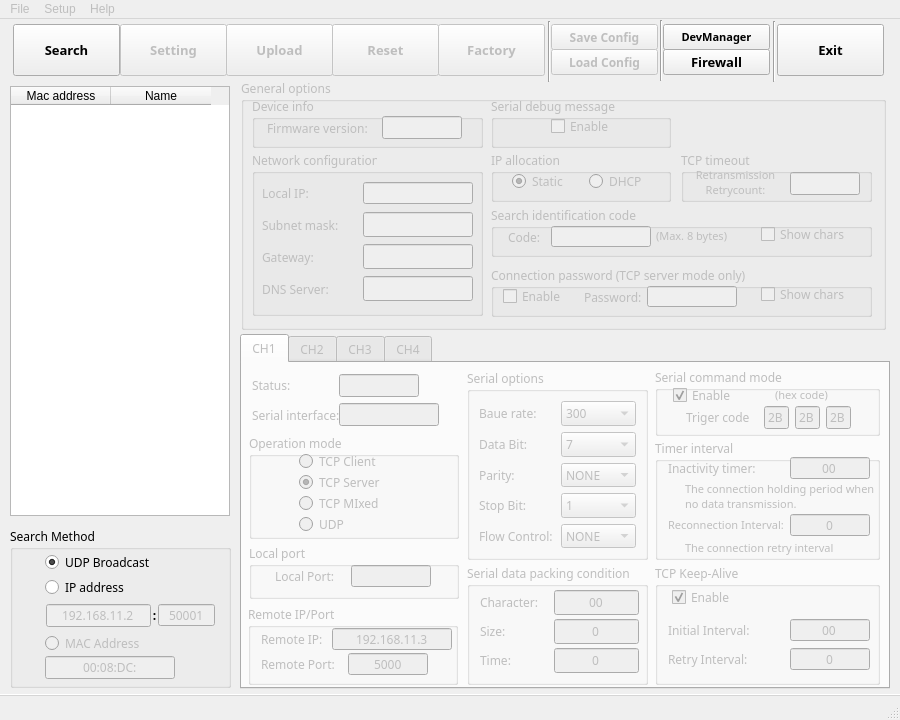
Old version of the form gui/wizconfig_gui.ui in the repository Wiznet/WIZnet-S2E-Tool-GUI.
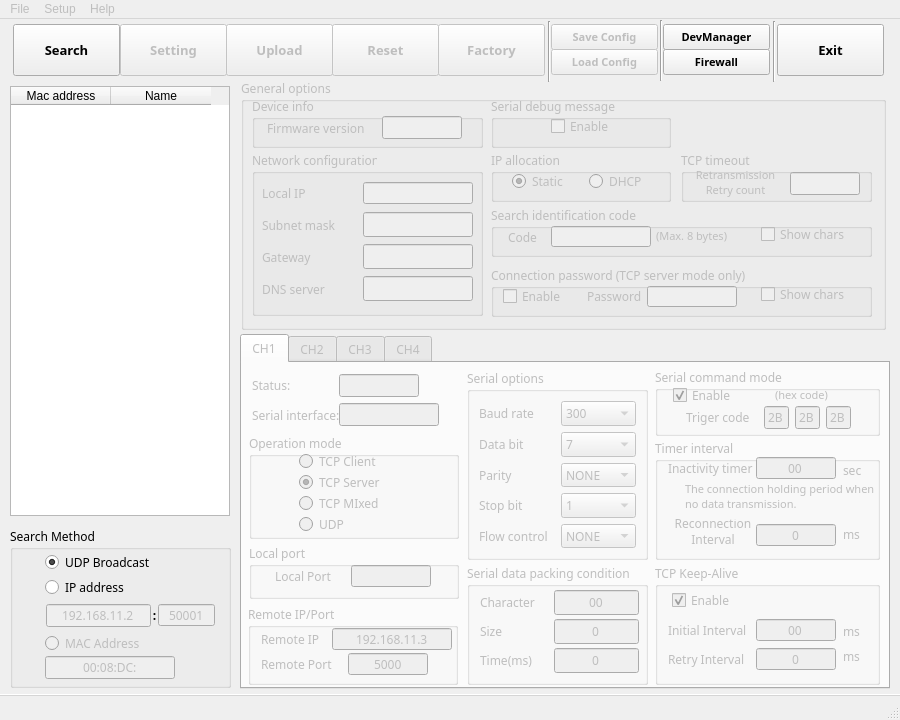
New version of the form. Icons and pictures are not drawn.

Diff of the .ui file:
```diff
--- a/gui/wizconfig_gui.ui
+++ b/gui/wizconfig_gui.ui
@@ -98,7 +98,7 @@
        <property name="geometry">
         <rect>
          <x>17</x>
-         <y>25</y>
+         <y>28</y>
          <width>91</width>
          <height>16</height>
         </rect>
@@ -118,7 +118,7 @@
       <widget class="QLineEdit" name="ch1_keepalive_initial">
        <property name="geometry">
         <rect>
-         <x>135</x>
+         <x>101</x>
          <y>55</y>
          <width>80</width>
          <height>22</height>
@@ -156,19 +156,19 @@
         <rect>
          <x>13</x>
          <y>55</y>
-         <width>115</width>
+         <width>90</width>
          <height>22</height>
         </rect>
        </property>
        <property name="minimumSize">
         <size>
-         <width>115</width>
+         <width>90</width>
          <height>22</height>
         </size>
        </property>
        <property name="maximumSize">
         <size>
-         <width>115</width>
+         <width>90</width>
          <height>22</height>
         </size>
        </property>
@@ -178,7 +178,7 @@
         </font>
        </property>
        <property name="text">
-        <string>Initial Interval:</string>
+        <string>Initial Interval</string>
        </property>
       </widget>
       <widget class="QLabel" name="label_129">
@@ -186,19 +186,19 @@
         <rect>
          <x>13</x>
          <y>84</y>
-         <width>115</width>
+         <width>90</width>
          <height>22</height>
         </rect>
        </property>
        <property name="minimumSize">
         <size>
-         <width>115</width>
+         <width>90</width>
          <height>22</height>
         </size>
        </property>
        <property name="maximumSize">
         <size>
-         <width>115</width>
+         <width>90</width>
          <height>22</height>
         </size>
        </property>
@@ -208,13 +208,13 @@
         </font>
        </property>
        <property name="text">
-        <string>Retry Interval:</string>
+        <string>Retry Interval</string>
        </property>
       </widget>
       <widget class="QLineEdit" name="ch1_keepalive_retry">
        <property name="geometry">
         <rect>
-         <x>135</x>
+         <x>101</x>
          <y>84</y>
          <width>80</width>
          <height>22</height>
@@ -247,6 +247,66 @@
         <set>Qt::AlignCenter</set>
        </property>
       </widget>
+      <widget class="QLabel" name="label_154">
+       <property name="geometry">
+        <rect>
+         <x>188</x>
+         <y>56</y>
+         <width>30</width>
+         <height>22</height>
+        </rect>
+       </property>
+       <property name="minimumSize">
+        <size>
+         <width>30</width>
+         <height>22</height>
+        </size>
+       </property>
+       <property name="maximumSize">
+        <size>
+         <width>30</width>
+         <height>22</height>
+        </size>
+       </property>
+       <property name="font">
+        <font>
+         <family>맑은 고딕</family>
+        </font>
+       </property>
+       <property name="text">
+        <string>ms</string>
+       </property>
+      </widget>
+      <widget class="QLabel" name="label_157">
+       <property name="geometry">
+        <rect>
+         <x>188</x>
+         <y>81</y>
+         <width>30</width>
+         <height>22</height>
+        </rect>
+       </property>
+       <property name="minimumSize">
+        <size>
+         <width>30</width>
+         <height>22</height>
+        </size>
+       </property>
+       <property name="maximumSize">
+        <size>
+         <width>30</width>
+         <height>22</height>
+        </size>
+       </property>
+       <property name="font">
+        <font>
+         <family>맑은 고딕</family>
+        </font>
+       </property>
+       <property name="text">
+        <string>ms</string>
+       </property>
+      </widget>
      </widget>
      <widget class="QGroupBox" name="group_serialconfig_2">
       <property name="geometry">
@@ -276,7 +336,7 @@
             </font>
            </property>
            <property name="text">
-            <string>Baue rate:</string>
+            <string>Baud rate</string>
            </property>
           </widget>
          </item>
@@ -394,7 +454,7 @@
             </font>
            </property>
            <property name="text">
-            <string>Data Bit:</string>
+            <string>Data bit</string>
            </property>
           </widget>
          </item>
@@ -444,7 +504,7 @@
             </font>
            </property>
            <property name="text">
-            <string>Parity:</string>
+            <string>Parity</string>
            </property>
           </widget>
          </item>
@@ -499,7 +559,7 @@
             </font>
            </property>
            <property name="text">
-            <string>Stop Bit:</string>
+            <string>Stop bit</string>
            </property>
           </widget>
          </item>
@@ -549,7 +609,7 @@
             </font>
            </property>
            <property name="text">
-            <string>Flow Control:</string>
+            <string>Flow control</string>
            </property>
           </widget>
          </item>
@@ -635,46 +695,24 @@
         <bool>true</bool>
        </property>
       </widget>
-      <widget class="QLabel" name="label_138">
-       <property name="geometry">
-        <rect>
-         <x>30</x>
-         <y>98</y>
-         <width>191</width>
-         <height>21</height>
-        </rect>
-       </property>
-       <property name="font">
-        <font>
-         <family>돋움</family>
-         <pointsize>8</pointsize>
-        </font>
-       </property>
-       <property name="text">
-        <string>The connection retry interval</string>
-       </property>
-       <property name="wordWrap">
-        <bool>true</bool>
-       </property>
-      </widget>
       <widget class="QLabel" name="label_135">
        <property name="geometry">
         <rect>
          <x>13</x>
          <y>18</y>
-         <width>115</width>
+         <width>90</width>
          <height>22</height>
         </rect>
        </property>
        <property name="minimumSize">
         <size>
-         <width>115</width>
+         <width>90</width>
          <height>22</height>
         </size>
        </property>
        <property name="maximumSize">
         <size>
-         <width>115</width>
+         <width>90</width>
          <height>22</height>
         </size>
        </property>
@@ -684,13 +722,13 @@
         </font>
        </property>
        <property name="text">
-        <string>Inactivity timer:</string>
+        <string>Inactivity timer</string>
        </property>
       </widget>
       <widget class="QLineEdit" name="ch1_inact_timer">
        <property name="geometry">
         <rect>
-         <x>135</x>
+         <x>101</x>
          <y>18</y>
          <width>80</width>
          <height>22</height>
@@ -727,38 +765,42 @@
        <property name="geometry">
         <rect>
          <x>13</x>
-         <y>75</y>
-         <width>115</width>
-         <height>22</height>
+         <y>80</y>
+         <width>90</width>
+         <height>25</height>
         </rect>
        </property>
        <property name="minimumSize">
         <size>
-         <width>115</width>
+         <width>90</width>
          <height>22</height>
         </size>
        </property>
        <property name="maximumSize">
         <size>
-         <width>115</width>
-         <height>22</height>
+         <width>90</width>
+         <height>25</height>
         </size>
        </property>
        <property name="font">
         <font>
          <family>맑은 고딕</family>
-         <pointsize>8</pointsize>
+         <pointsize>9</pointsize>
         </font>
        </property>
        <property name="text">
-        <string>Reconnection Interval:</string>
+        <string>Reconnection
+Interval</string>
+       </property>
+       <property name="alignment">
+        <set>Qt::AlignCenter</set>
        </property>
       </widget>
       <widget class="QLineEdit" name="ch1_reconnection">
        <property name="geometry">
         <rect>
-         <x>135</x>
-         <y>75</y>
+         <x>101</x>
+         <y>85</y>
          <width>80</width>
          <height>22</height>
         </rect>
@@ -790,6 +832,74 @@
         <set>Qt::AlignCenter</set>
        </property>
       </widget>
+      <widget class="QLabel" name="label_155">
+       <property name="geometry">
+        <rect>
+         <x>188</x>
+         <y>84</y>
+         <width>30</width>
+         <height>22</height>
+        </rect>
+       </property>
+       <property name="minimumSize">
+        <size>
+         <width>30</width>
+         <height>22</height>
+        </size>
+       </property>
+       <property name="maximumSize">
+        <size>
+         <width>30</width>
+         <height>22</height>
+        </size>
+       </property>
+       <property name="font">
+        <font>
+         <family>맑은 고딕</family>
+        </font>
+       </property>
+       <property name="text">
+        <string>ms</string>
+       </property>
+      </widget>
+      <widget class="QLabel" name="label_156">
+       <property name="geometry">
+        <rect>
+         <x>188</x>
+         <y>20</y>
+         <width>30</width>
+         <height>22</height>
+        </rect>
+       </property>
+       <property name="minimumSize">
+        <size>
+         <width>30</width>
+         <height>22</height>
+        </size>
+       </property>
+       <property name="maximumSize">
+        <size>
+         <width>30</width>
+         <height>22</height>
+        </size>
+       </property>
+       <property name="font">
+        <font>
+         <family>맑은 고딕</family>
+        </font>
+       </property>
+       <property name="text">
+        <string>sec</string>
+       </property>
+      </widget>
+      <zorder>label_137</zorder>
+      <zorder>label_135</zorder>
+      <zorder>ch1_inact_timer</zorder>
+      <zorder>label_136</zorder>
+      <zorder>ch1_reconnection</zorder>
+      <zorder>label_154</zorder>
+      <zorder>label_155</zorder>
+      <zorder>label_156</zorder>
      </widget>
      <widget class="QGroupBox" name="ch1_remote">
       <property name="enabled">
@@ -883,7 +993,7 @@
         </font>
        </property>
        <property name="text">
-        <string>Remote IP:</string>
+        <string>Remote IP</string>
        </property>
       </widget>
       <widget class="QLabel" name="label_141">
@@ -913,7 +1023,7 @@
         </font>
        </property>
        <property name="text">
-        <string>Remote Port:</string>
+        <string>Remote Port</string>
        </property>
       </widget>
       <widget class="QLineEdit" name="ch1_remoteport">
@@ -990,7 +1100,7 @@
            </font>
           </property>
           <property name="text">
-           <string>Time:</string>
+           <string>Time(ms)</string>
           </property>
          </widget>
         </item>
@@ -1046,7 +1156,7 @@
            </font>
           </property>
           <property name="text">
-           <string>Character:</string>
+           <string>Character</string>
           </property>
          </widget>
         </item>
@@ -1105,7 +1215,7 @@
            <enum>QFrame::Plain</enum>
           </property>
           <property name="text">
-           <string>Size:</string>
+           <string>Size</string>
           </property>
          </widget>
         </item>
@@ -1437,7 +1547,7 @@
         </font>
        </property>
        <property name="text">
-        <string>Local Port:</string>
+        <string>Local Port</string>
        </property>
       </widget>
       <widget class="QLineEdit" name="ch1_localport">
@@ -3500,7 +3610,7 @@
           </font>
          </property>
          <property name="text">
-          <string>Local IP:</string>
+          <string>Local IP</string>
          </property>
         </widget>
        </item>
@@ -3562,7 +3672,7 @@
           </font>
          </property>
          <property name="text">
-          <string>Gateway:</string>
+          <string>Gateway</string>
          </property>
         </widget>
        </item>
@@ -3627,7 +3737,7 @@
           <cursorShape>ArrowCursor</cursorShape>
          </property>
          <property name="text">
-          <string>Subnet mask:</string>
+          <string>Subnet mask</string>
          </property>
         </widget>
        </item>
@@ -3683,7 +3793,7 @@
           </font>
          </property>
          <property name="text">
-          <string>DNS Server:</string>
+          <string>DNS server</string>
          </property>
         </widget>
        </item>
@@ -3771,7 +3881,7 @@
        </font>
       </property>
       <property name="text">
-       <string>Code:</string>
+       <string>Code</string>
       </property>
      </widget>
      <widget class="QLineEdit" name="searchcode">
@@ -3912,8 +4022,8 @@
      <widget class="QLabel" name="label_149">
       <property name="geometry">
        <rect>
-        <x>93</x>
-        <y>23</y>
+        <x>96</x>
+        <y>22</y>
         <width>63</width>
         <height>16</height>
        </rect>
@@ -3924,7 +4034,7 @@
        </font>
       </property>
       <property name="text">
-       <string>Password:</string>
+       <string>Password</string>
       </property>
      </widget>
      <widget class="QCheckBox" name="show_connectpw">
@@ -3993,7 +4103,7 @@
        </font>
       </property>
       <property name="text">
-       <string>Firmware version:</string>
+       <string>Firmware version</string>
       </property>
      </widget>
      <widget class="QLineEdit" name="fw_version">
@@ -4201,7 +4311,7 @@
       </property>
       <property name="text">
        <string>Retransmission
-Retrycount:</string>
+Retry count</string>
       </property>
       <property name="alignment">
        <set>Qt::AlignCenter</set>
@@ -4281,7 +4391,7 @@
     <property name="font">
      <font>
       <family>맑은 고딕 Semilight</family>
-      <pointsize>9</pointsize>
+      <pointsize>8</pointsize>
       <weight>75</weight>
       <bold>true</bold>
      </font>
@@ -4330,7 +4440,7 @@
     <property name="font">
      <font>
       <family>맑은 고딕 Semilight</family>
-      <pointsize>9</pointsize>
+      <pointsize>8</pointsize>
       <weight>75</weight>
       <bold>true</bold>
      </font>
@@ -4519,7 +4629,7 @@
     <property name="font">
      <font>
       <family>맑은 고딕 Semilight</family>
-      <pointsize>10</pointsize>
+      <pointsize>8</pointsize>
       <weight>75</weight>
       <bold>true</bold>
      </font>
```
Left out of the diff: 2 changed lines with no effect on the pictures.
